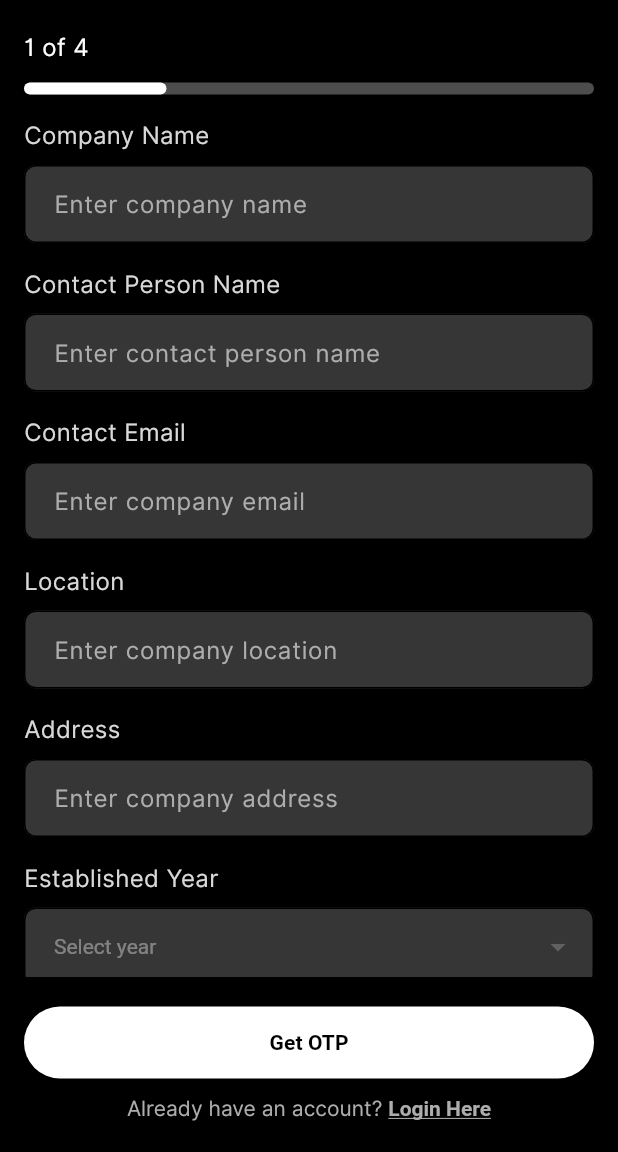
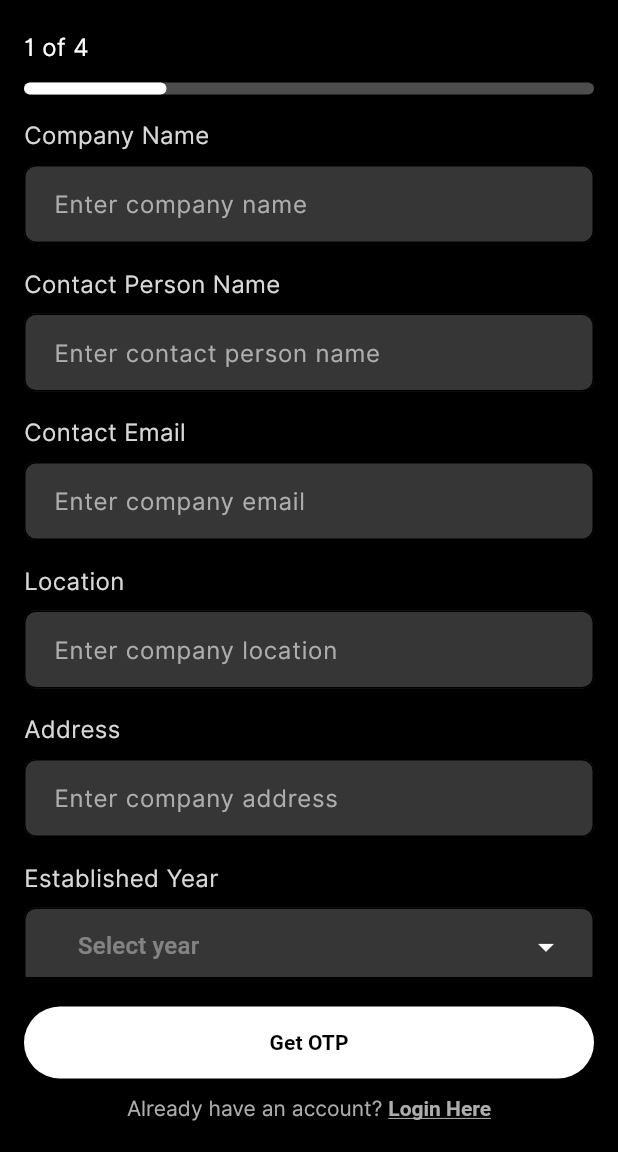
Before and after one commit to SaicharanGattu02/architecture, a Flutter app: the CompanyDetails screen opened by its route, on a phone screen of 412 x 824 dp, the part 84-1236 px from its top. Run offline on Flutter 3.47's test engine with Material 3 defaults, Android fonts, the phone set to English and light mode, and no system bars; our stand-ins replace dio, dropdown_button2, equatable, flutter_bloc, flutter_image_compress, flutter_secure_storage and 7 more; missing offline and left inert: dart:ffi, flutter_touch_ripple; accounts and stored records are empty; Roboto replaces fonts that are missing (roboto_serif).

Commit message:
committed by charan 18/06/2025 at 3:32 PM

```diff
--- a/lib/authentication/LoginScreen.dart
+++ b/lib/authentication/LoginScreen.dart
@@ -103,7 +103,7 @@ class _LoginScreenState extends State<LoginScreen> {
                     onPressed: () {
                       context.push('/company_details');
                     },
-                    child:   Align(
+                    child: Align(
                       alignment: Alignment.center,
                       child: Text(
                         'Don’t have an account? Register',
--- a/lib/authentication/Register/Payment.dart
+++ b/lib/authentication/Register/Payment.dart
@@ -41,7 +41,7 @@ class _PaymentScreenState extends State<Payment> {
             ),
             Icon(
               selected ? Icons.radio_button_checked : Icons.radio_button_off,
-              color: selected ?primarycolor: Colors.white38,
+              color: selected ? Colors.white:Colors.white38,
             ),
           ],
         ),
--- a/lib/authentication/Register/ProfileCreated.dart
+++ b/lib/authentication/Register/ProfileCreated.dart
@@ -1,5 +1,6 @@
 import 'package:architect/utils/color_constants.dart';
 import 'package:flutter/material.dart';
+import 'package:go_router/go_router.dart';
 import 'package:lottie/lottie.dart';
 import '../../Components/CustomAppButton.dart';
 
@@ -61,7 +62,7 @@ class _ProfileCreatedState extends State<ProfileCreated> {
           child: CustomAppButton1(
             text: 'Go to Profile',
             onPlusTap: () {
-              // context.pushReplacement('/post_your_requirement_success');
+              context.pushReplacement('/architech_profile');
             },
           ),
         ),
--- a/lib/authentication/Register/createProfile.dart
+++ b/lib/authentication/Register/createProfile.dart
@@ -1,3 +1,4 @@
+import 'package:dropdown_button2/dropdown_button2.dart';
 import 'package:flutter/cupertino.dart';
 import 'package:flutter/material.dart';
 import 'package:go_router/go_router.dart';
@@ -21,7 +22,6 @@ class _CompanyDetailsState extends State<CompanyDetails> {
   final _addressController = TextEditingController();
   final _emailController = TextEditingController();
   final ImagePicker _picker = ImagePicker();
-
   String? _selectedYear;
   File? _logoImage;
   bool _showCompanyError = false;
@@ -308,46 +308,56 @@ class _CompanyDetailsState extends State<CompanyDetails> {
                   ),
                 ),
                 const SizedBox(height: 8),
-                DropdownButtonFormField<String>(
-                  menuMaxHeight: 200,
+                DropdownButtonFormField2<String>(
                   value: _selectedYear,
-                  hint: const Text(
-                    'Select year',
-                    style: TextStyle(color: Colors.white38),
-                  ),
-                  style: const TextStyle(color: Colors.white),
-                  dropdownColor: const Color(0xff363636),
+                  isExpanded: true,
                   decoration: InputDecoration(
+                    isDense: true,
                     filled: true,
                     fillColor: const Color(0xff363636),
-                    contentPadding: const EdgeInsets.symmetric(
-                      horizontal: 16,
-                      vertical: 14,
-                    ),
+                    contentPadding: const EdgeInsets.symmetric(horizontal: 16, vertical: 14),
                     border: OutlineInputBorder(
                       borderRadius: BorderRadius.circular(12),
                       borderSide: BorderSide.none,
                     ),
                   ),
-                  items:
-                      List.generate(
-                            100,
-                            (index) => (DateTime.now().year - index).toString(),
-                          )
-                          .map(
-                            (year) => DropdownMenuItem(
-                              value: year,
-                              child: Text(year),
-                            ),
-                          )
-                          .toList(),
+                  hint: const Text(
+                    'Select year',
+                    style: TextStyle(color: Colors.white38),
+                  ),
+                  items: List.generate(
+                    100,
+                        (index) => (DateTime.now().year - index).toString(),
+                  ).map((year) {
+                    return DropdownMenuItem<String>(
+                      value: year,
+                      child: Text(
+                        year,
+                        style: const TextStyle(color: Colors.white),
+                      ),
+                    );
+                  }).toList(),
                   onChanged: (value) {
                     setState(() {
                       _selectedYear = value;
                       _showYearError = !_validateYear();
                     });
                   },
+                  dropdownStyleData: DropdownStyleData(
+                    maxHeight: 200,
+                    decoration: BoxDecoration(
+                      color: const Color(0xff363636),
+                      borderRadius: BorderRadius.circular(12),
+                    ),
+                  ),
+                  iconStyleData: const IconStyleData(
+                    icon: Icon(Icons.arrow_drop_down, color: Colors.white),
+                  ),
+                  menuItemStyleData: const MenuItemStyleData(
+                    overlayColor: MaterialStatePropertyAll(Colors.transparent),
+                  ),
                 ),
+
                 if (_showYearError)
                   Padding(
                     padding: const EdgeInsets.only(top: 5),
```
Also changed, not shown: lib/authentication/Register/Otp.dart (+16 -12 lines).
